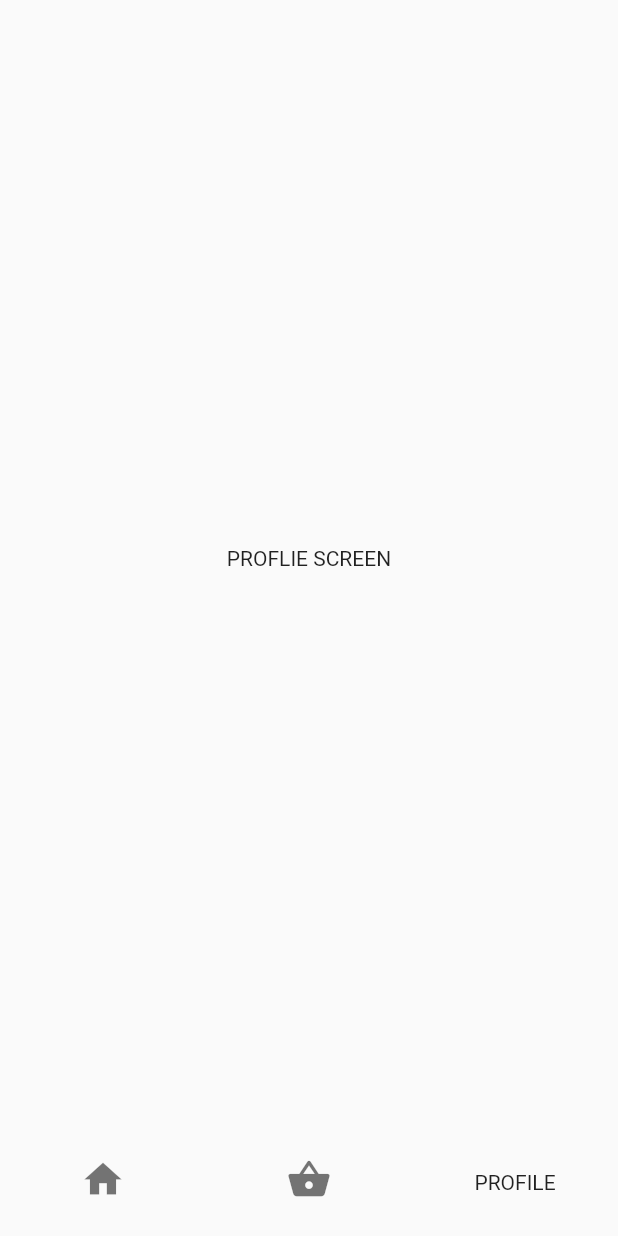
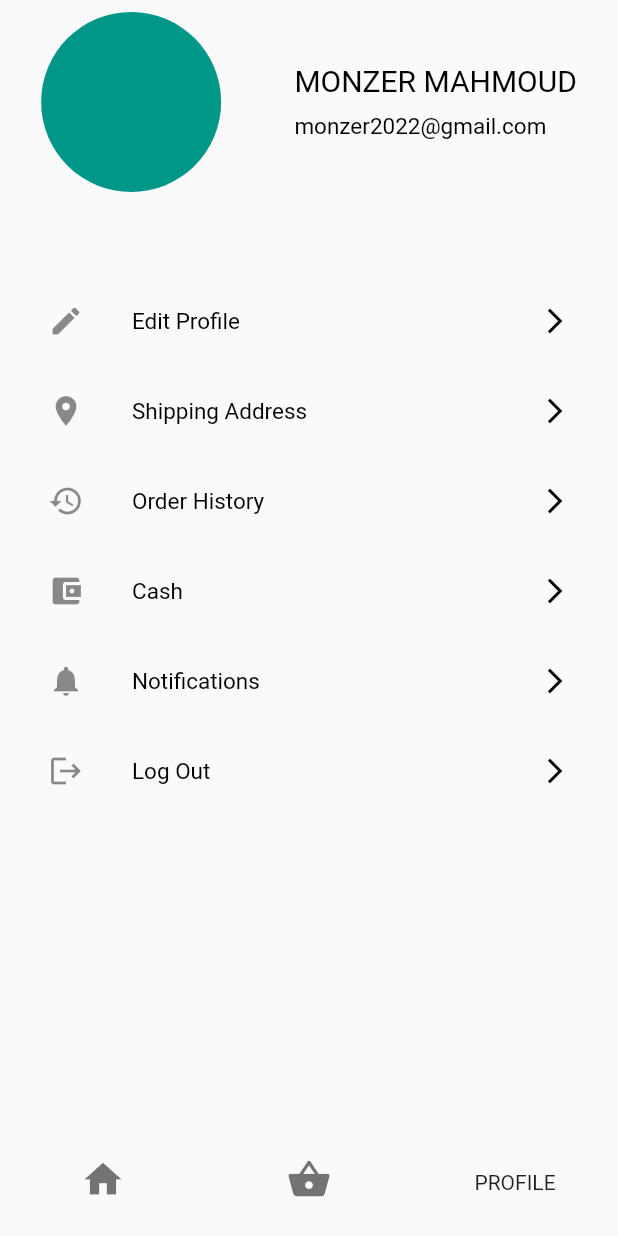
Before and after one commit to bsho5/car-parts-app, a Flutter app: the screen it shows after launch, item 3 of the bottom bar chosen, on a phone screen of 412 x 824 dp. Run offline on Flutter 3.47's test engine with Material 2 defaults, Android fonts, the phone set to English and light mode, and no system bars; our stand-ins replace get.

Commit message:
i added the profile page

```diff
--- a/lib/view/profile_screen.dart
+++ b/lib/view/profile_screen.dart
@@ -1,14 +1,66 @@
+import 'package:e_commerce_app/constants.dart';
+import 'package:e_commerce_app/view/widgets/custom_profile_button.dart';
+import 'package:e_commerce_app/view/widgets/custom_text.dart';
+import 'package:flutter/material.dart';
 
-import 'package:flutter/material.dart';
 class ProfileScreen extends StatelessWidget {
-  const ProfileScreen({ Key? key }) : super(key: key);
+  const ProfileScreen({Key? key}) : super(key: key);
 
   @override
   Widget build(BuildContext context) {
     return Scaffold(
-      body: Container(
-        child: Center(child: Text('PROFLIE SCREEN')) ,
+        body: SafeArea(
+      child: SingleChildScrollView(
+        child: Padding(
+          padding: const EdgeInsets.all(8.0),
+          child: Column(
+
+            children: [
+              Row(
+                mainAxisAlignment: MainAxisAlignment.spaceEvenly,
+                children: [
+                  CircleAvatar(
+                    radius: 60,
+                    backgroundColor:primaryColor,
+                  ),
+                  SizedBox(
+                    width: 10,
+                  ),
+                  Column(
+                    crossAxisAlignment: CrossAxisAlignment.start,
+                    children: [
+                      CustomText(
+                        text: 'MONZER MAHMOUD',
+                        fontSize: 20,
+                      ),
+                      SizedBox(
+                        height: 10,
+                      ),
+                      CustomText(
+                        text: 'monzer2022@gmail.com',
+                      )
+                    ],
+                  )
+                ],
+              ),
+              SizedBox(height: 50,),
+              CustomProfileButton(icon: Icons.edit, text: 'Edit Profile', onPressed: (){},),
+              SizedBox(height: 10,),
+              CustomProfileButton(icon: Icons.location_on, text: 'Shipping Address', onPressed: (){}),
+              SizedBox(height: 10,),
+              CustomProfileButton(icon: Icons.restore ,text: 'Order History', onPressed: (){}),
+              SizedBox(height: 10,),
+              CustomProfileButton(icon: Icons.account_balance_wallet, text: 'Cash', onPressed: (){}),
+              SizedBox(height: 10,),
+              CustomProfileButton(icon: Icons.notifications, text: 'Notifications', onPressed: (){}),
+              SizedBox(height: 10,),
+              CustomProfileButton(icon: Icons.logout, text: 'Log Out', onPressed: (){}),
+
+
+            ],
+          ),
+        ),
       ),
-    );
+    ));
   }
 }
--- /dev/null
+++ b/lib/view/widgets/custom_profile_button.dart
@@ -0,0 +1,33 @@
+import 'package:flutter/material.dart';
+
+import 'custom_text.dart';
+
+class CustomProfileButton extends StatelessWidget {
+  final IconData icon;
+  final String text;
+  final VoidCallback onPressed;
+
+  CustomProfileButton(
+      {required this.icon, required this.text, required this.onPressed});
+
+  @override
+  Widget build(BuildContext context) {
+    return Container(
+      height: 50,
+      child: TextButton(
+        onPressed: onPressed,
+        child: ListTile(
+          leading: Icon(icon),
+          title: CustomText(
+            text: text,
+          ),
+          trailing: Icon(
+            Icons.arrow_forward_ios,
+            color: Colors.black,
+            size: 20,
+          ),
+        ),
+      ),
+    );
+  }
+}
```
